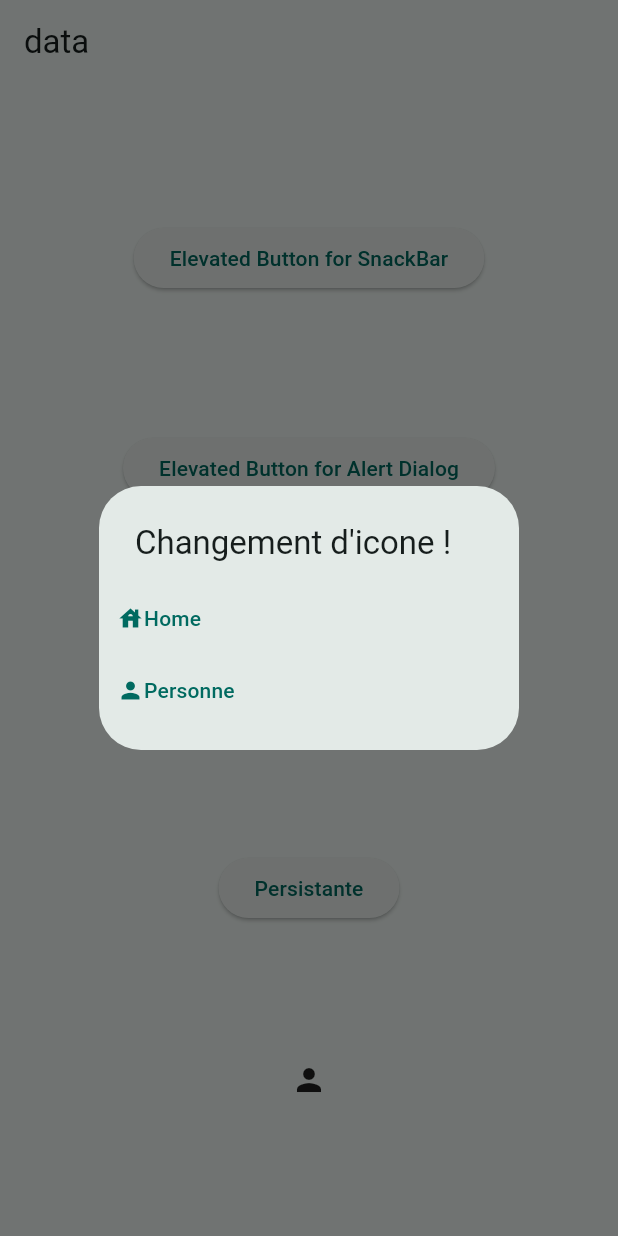
After one commit to FXC-ai/dartProject, a Flutter app: the screen it shows after launch, after a tap on "Elevated Button for Alert Dialog", on a phone screen of 412 x 824 dp. The commit adds this screen. Run offline on Flutter 3.47's test engine with Material 3 defaults, Android fonts, the phone set to English and light mode, and no system bars; our stand-ins replace flutter_svg.

Commit message:
Experimentation sur les boites de dialogues

```diff
--- /dev/null
+++ b/lib/history_page.dart
@@ -0,0 +1,155 @@
+import 'package:flutter/cupertino.dart';
+import 'package:flutter/material.dart';
+import 'package:tuto/home_page.dart';
+
+class HistoryPage extends StatefulWidget
+{
+  const HistoryPage ({super.key});
+
+  @override
+  State<HistoryPage> createState() {
+    return _HistoryPageState();
+  }
+
+
+}
+
+class _HistoryPageState extends State<HistoryPage>
+{
+
+  IconData _iconData = Icons.person;
+  Color _colorButton = Colors.white;
+
+  void _showSnackBar()
+  {
+    SnackBar snb = SnackBar(
+        content: Text("SnackBar"),
+      backgroundColor: Theme.of(context).colorScheme.inversePrimary,
+      elevation: 5,
+      margin: const EdgeInsets.all(8),
+      behavior: SnackBarBehavior.floating,
+      showCloseIcon: true,
+      duration: const Duration(seconds: 5),
+    );
+    ScaffoldMessenger.of(context).showSnackBar(snb);
+  }
+
+  void _simpleDialog ()
+  {
+    showDialog(
+        context: context,
+        builder: (BuildContext context) {
+          return SimpleDialog(
+            title: const Text("Changement d'icone !"),
+            children: [
+              _dialogButton(text: "Home", iconData: Icons.house),
+              _dialogButton(text: "Personne", iconData: Icons.person),
+            ],
+          );
+        }
+    );
+  }
+
+  TextButton _dialogButton({required String text, required iconData})
+  {
+    return TextButton(
+        onPressed: () => {
+          setState(() {
+            _iconData = iconData;
+            Navigator.pop(context);
+          })
+        },
+        child: Row(
+          children: [
+            Icon(iconData),
+            Text(text),
+          ],
+        )
+    );
+  }
+
+  TextButton _bottomSheetButton({required String colorStr, required Color color })
+  {
+    return TextButton(
+        onPressed: () => {
+          setState(() {
+            _colorButton = color;
+            Navigator.pop(context);
+          })
+        },
+        child: Text(colorStr),
+    );
+  }
+
+  Column bottom()
+  {
+    return Column(
+      mainAxisSize: MainAxisSize.max,
+      children: [
+        const Text("Changer la couleur"),
+        _bottomSheetButton(colorStr: "Bleu", color: Colors.blue),
+        _bottomSheetButton(colorStr: "Red", color: Colors.redAccent),
+        _bottomSheetButton(colorStr: "Orange", color: Colors.orange),
+        _bottomSheetButton(colorStr: "Violet", color: Colors.deepPurple),
+      ],
+    );
+  }
+
+  @override
+  Widget build (BuildContext context) {
+    return Scaffold(
+      appBar: AppBar(
+        title: Text("data"),
+      ),
+      body: Center(
+        child: Column(
+          mainAxisAlignment: MainAxisAlignment.spaceEvenly,
+          children: [
+            ElevatedButton(
+              onPressed: _showSnackBar,
+              child: const Text("Elevated Button for SnackBar"),
+            ),
+            ElevatedButton(
+                onPressed: _simpleDialog,
+                child: const Text("Elevated Button for Alert Dialog")
+            ),
+            ElevatedButton(
+              style: ElevatedButton.styleFrom(
+                backgroundColor: _colorButton,
+              ),
+              onPressed: ()
+              {
+                showModalBottomSheet(
+                    context: context,
+                    builder: (BuildContext context) {
+                      return Container(
+                        height: 200,
+                        width: MediaQuery.of(context).size.width,
+                        child: bottom()
+                      );
+                    }
+                );
+              },
+              child: const Text("Bottom Sheet"),
+            ),
+            ElevatedButton(
+                onPressed: (){
+                  Scaffold.of(context).showBottomSheet((BuildContext context)
+                  {
+                    return bottom();
+                  });
+                },
+                child: const Text ("Persistante")
+            ),
+            Icon(_iconData),
+          ],
+
+        ),
+
+      ),
+    );
+    throw UnimplementedError();
+  }
+
+
+}
--- a/pubspec.yaml
+++ b/pubspec.yaml
@@ -31,6 +31,7 @@ dependencies:
   flutter:
     sdk: flutter
 
+  flutter_svg: ^2.0.15
 
   # The following adds the Cupertino Icons font to your application.
   # Use with the CupertinoIcons class for iOS style icons.
@@ -46,6 +47,7 @@ dev_dependencies:
   # package. See that file for information about deactivating specific lint
   # rules and activating additional ones.
   flutter_lints: ^4.0.0
+
 
 # For information on the generic Dart part of this file, see the
 # following page: https://dart.dev/tools/pub/pubspec
```
Also changed, not shown: lib/home_page.dart (+23 -2 lines), lib/main.dart (+6 -21 lines), lib/body.dart (added), pubspec.lock, 1 other file.
